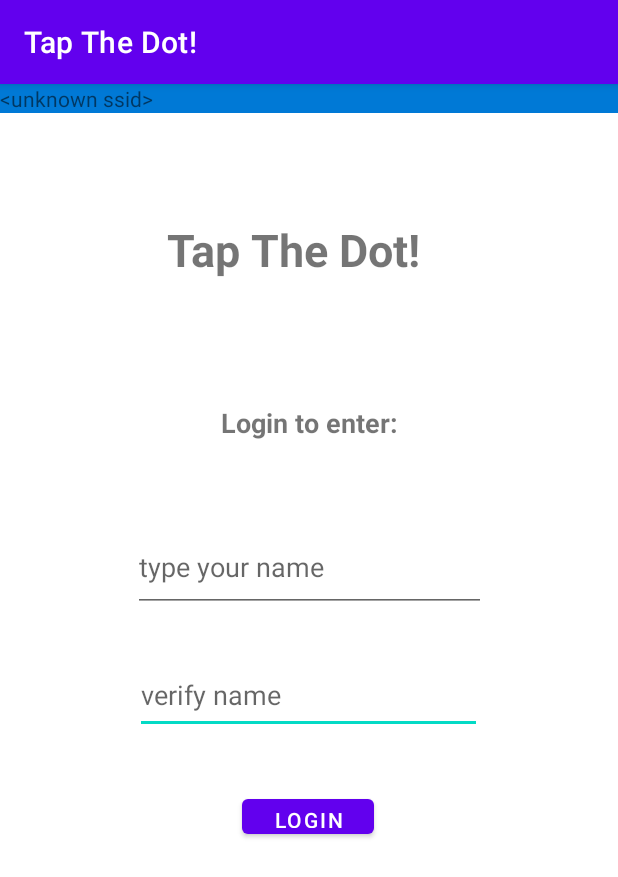
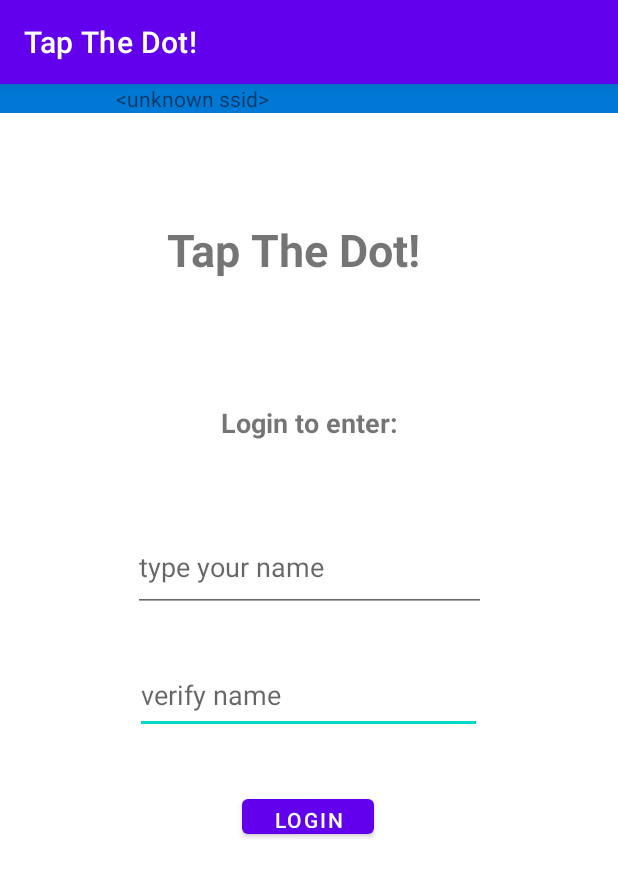
Before and after one commit to yuvalgeva77/Tap_The_Dot, an Android app: the screen it shows after launch (MainActivity), on a phone screen of 412 x 824 dp. Shown: the top 877 px of the screen. Run offline under Robolectric (Android 15) with nearby library versions, the phone set to English and light mode, and no system bars.

```diff
--- a/app/src/main/res/layout/fragment_toolbar.xml
+++ b/app/src/main/res/layout/fragment_toolbar.xml
@@ -64,21 +64,25 @@
         android:layout_width="fill_parent"
         android:layout_height="fill_parent">
 
+
         <TextView
             android:id="@+id/wifiName"
-            android:layout_width="match_parent"
-            android:layout_height="match_parent"
+            android:layout_width="wrap_content"
+            android:layout_height="wrap_content"
             android:layout_weight="1"
-
-           />
+            android:textAlignment="center"
+            android:gravity="center_horizontal" />
 
         <TextView
             android:id="@+id/gpsText"
-            android:layout_width="match_parent"
-            android:layout_height="match_parent"
+            android:layout_width="wrap_content"
+            android:layout_height="wrap_content"
             android:layout_weight="1"
+            android:textAlignment="center"
+            android:gravity="center_horizontal"
 
-        />
+
+            />
 
 
     </TableRow>
```
